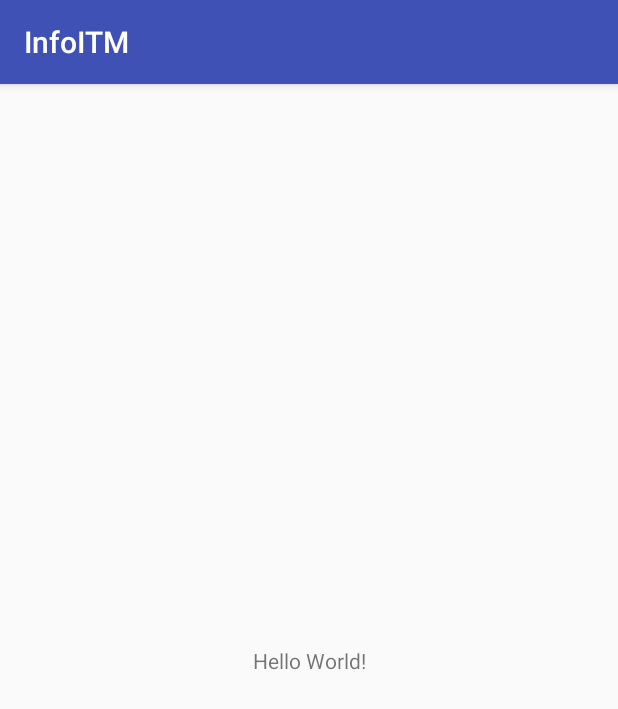
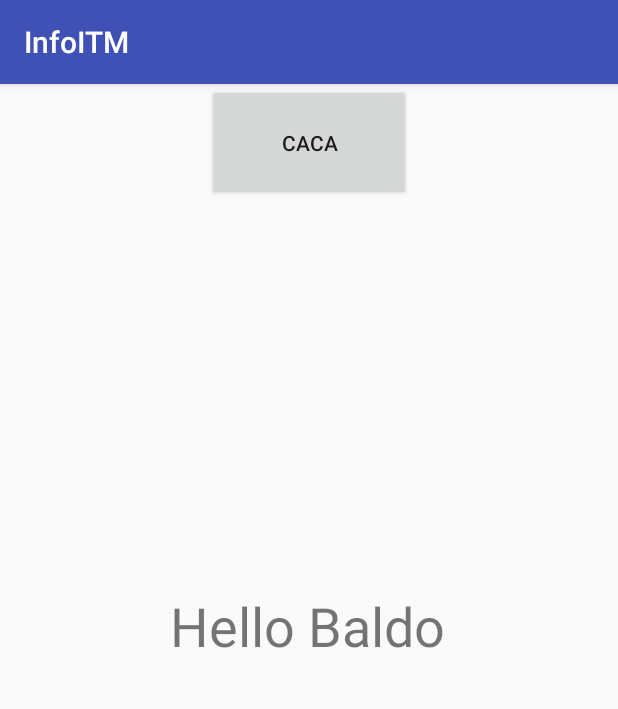
Before and after one commit to danielgmont/InfoITM, an Android app: the screen it shows after launch (MainActivity), on a phone screen of 412 x 824 dp. Shown: the top 709 px of the screen. Run offline under Robolectric (Android 15) with nearby library versions, the phone set to English and light mode, and no system bars.

Commit message:
Hello Baldo CACA

```diff
--- a/app/src/main/res/layout/activity_main.xml
+++ b/app/src/main/res/layout/activity_main.xml
@@ -7,12 +7,28 @@
     tools:context="com.example.danielgmont.infoitm.MainActivity">
 
     <TextView
-        android:layout_width="wrap_content"
-        android:layout_height="wrap_content"
-        android:text="Hello World!"
+        android:layout_width="185dp"
+        android:layout_height="97dp"
+        android:text="Hello Baldo"
+        android:textSize="36sp"
         app:layout_constraintBottom_toBottomOf="parent"
+        app:layout_constraintHorizontal_bias="0.501"
         app:layout_constraintLeft_toLeftOf="parent"
         app:layout_constraintRight_toRightOf="parent"
-        app:layout_constraintTop_toTopOf="parent" />
+        app:layout_constraintTop_toTopOf="parent"
+        app:layout_constraintVertical_bias="0.502"
+        tools:layout_constraintTop_creator="1"
+        tools:layout_constraintRight_creator="1"
+        tools:layout_constraintBottom_creator="1"
+        tools:layout_constraintLeft_creator="1" />
+
+    <Button
+        android:id="@+id/button"
+        android:layout_width="136dp"
+        android:layout_height="78dp"
+        android:text="caca"
+        app:layout_constraintLeft_toLeftOf="parent"
+        app:layout_constraintRight_toRightOf="parent"
+        tools:layout_editor_absoluteY="342dp" />
 
 </android.support.constraint.ConstraintLayout>
```
